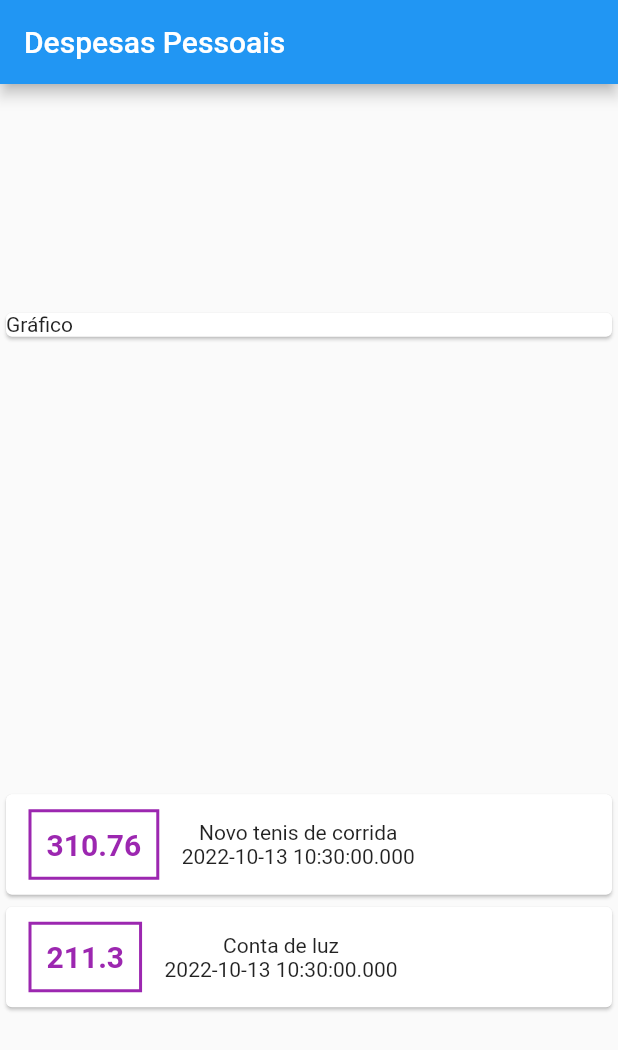
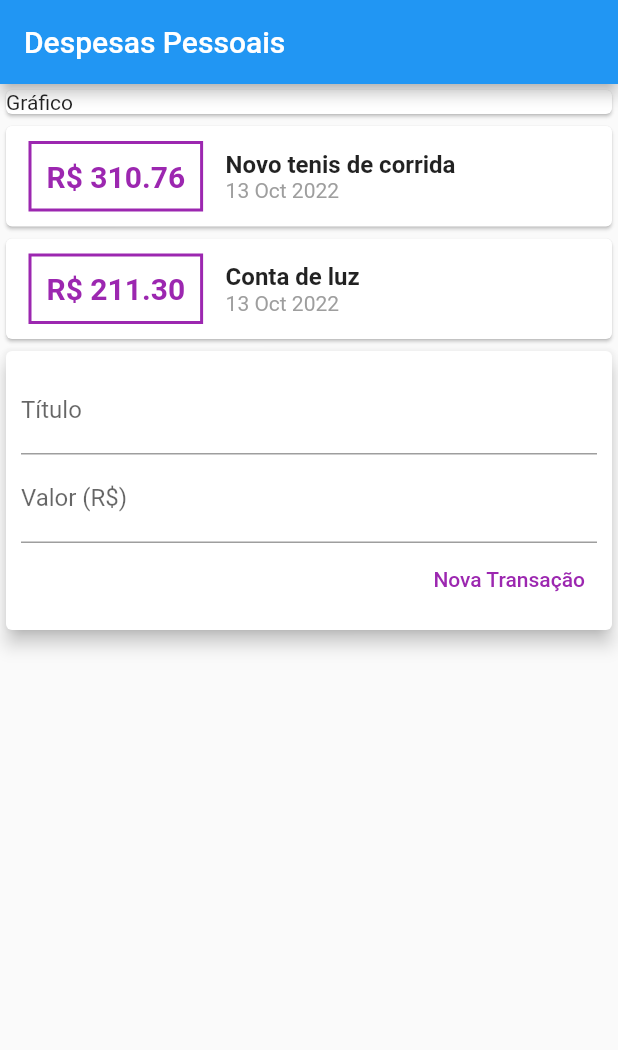
Before and after one commit to nagpaulo/expenses-app, a Flutter app: the screen it shows after launch, on a phone screen of 412 x 824 dp. Shown: the top 1050 px of the screen. Run offline on Flutter 3.47's test engine with Material 2 defaults, Android fonts, the phone set to English and light mode, and no system bars.

Commit message:
Atualizando componente de insert despesas

```diff
--- a/lib/main.dart
+++ b/lib/main.dart
@@ -1,5 +1,6 @@
 import 'package:expenses/models/transaction.dart';
 import 'package:flutter/material.dart';
+import 'package:intl/intl.dart';
 
 main() => runApp(ExpensesApp());
 
@@ -15,7 +16,8 @@ class ExpensesApp extends StatelessWidget {
 }
 
 class MyHomePage extends StatelessWidget {
-  MyHomePage({super.key});
+  final titleController = TextEditingController();
+  final valueController = TextEditingController();
 
   final _transactions = [
     Transaction(
@@ -38,7 +40,6 @@ class MyHomePage extends StatelessWidget {
         title: Text('Despesas Pessoais'),
       ),
       body: Column(
-        mainAxisAlignment: MainAxisAlignment.spaceAround,
         crossAxisAlignment: CrossAxisAlignment.stretch,
         children: <Widget>[
           Container(
@@ -52,15 +53,17 @@ class MyHomePage extends StatelessWidget {
                 child: Row(
                   children: [
                     Container(
-                      margin:
-                          EdgeInsets.symmetric(horizontal: 15, vertical: 10),
+                      margin: EdgeInsets.symmetric(
+                        horizontal: 15,
+                        vertical: 10,
+                      ),
                       decoration: BoxDecoration(
                           border: Border.all(
                         color: Colors.purple,
                         width: 2,
                       )),
                       padding: EdgeInsets.all(10),
-                      child: Text(tr.value.toString(),
+                      child: Text("R\$ ${tr.value.toStringAsFixed(2)}",
                           style: TextStyle(
                             fontWeight: FontWeight.bold,
                             fontSize: 20,
@@ -68,15 +71,63 @@ class MyHomePage extends StatelessWidget {
                           )),
                     ),
                     Column(
+                      crossAxisAlignment: CrossAxisAlignment.start,
                       children: [
-                        Text(tr.title),
-                        Text(tr.date.toString()),
+                        Text(
+                          tr.title,
+                          style: TextStyle(
+                            fontSize: 16,
+                            fontWeight: FontWeight.bold,
+                          ),
+                        ),
+                        Text(
+                          DateFormat('d MMM y').format(tr.date),
+                          style: TextStyle(color: Colors.grey),
+                        ),
                       ],
                     )
                   ],
                 ),
               );
             }).toList(),
+          ),
+          Card(
+            elevation: 5,
+            child: Padding(
+              padding: const EdgeInsets.all(10),
+              child: Column(
+                children: [
+                  TextField(
+                    controller: titleController,
+                    decoration: InputDecoration(
+                      labelText: 'Título',
+                    ),
+                  ),
+                  TextField(
+                    controller: valueController,
+                    decoration: InputDecoration(
+                      labelText: 'Valor (R\$)',
+                    ),
+                  ),
+                  Row(
+                    mainAxisAlignment: MainAxisAlignment.end,
+                    children: [
+                      TextButton(
+                        style: ButtonStyle(
+                          foregroundColor:
+                              MaterialStateProperty.all<Color>(Colors.purple),
+                        ),
+                        onPressed: () {
+                          print(titleController.text);
+                          print(valueController.text);
+                        },
+                        child: Text('Nova Transação'),
+                      ),
+                    ],
+                  ),
+                ],
+              ),
+            ),
           )
         ],
       ),
--- a/pubspec.yaml
+++ b/pubspec.yaml
@@ -36,6 +36,7 @@ dependencies:
   # The following adds the Cupertino Icons font to your application.
   # Use with the CupertinoIcons class for iOS style icons.
   cupertino_icons: ^1.0.2
+  intl: ^0.17.0
 
 dev_dependencies:
   flutter_test:
```
Also changed, not shown: pubspec.lock.
